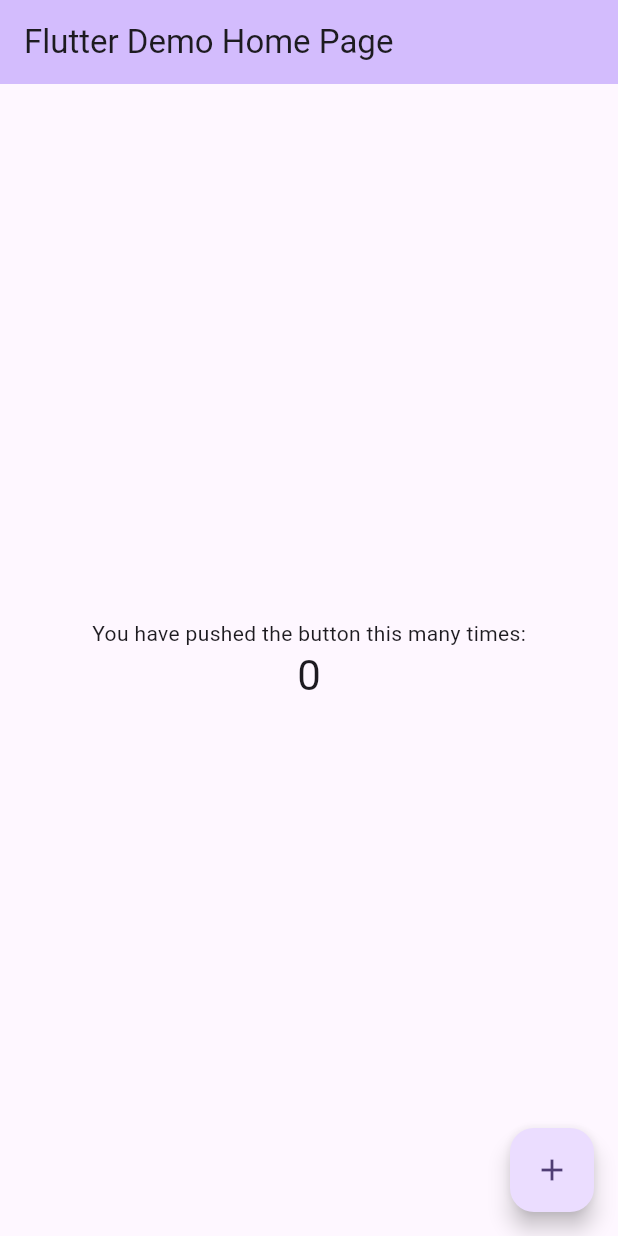
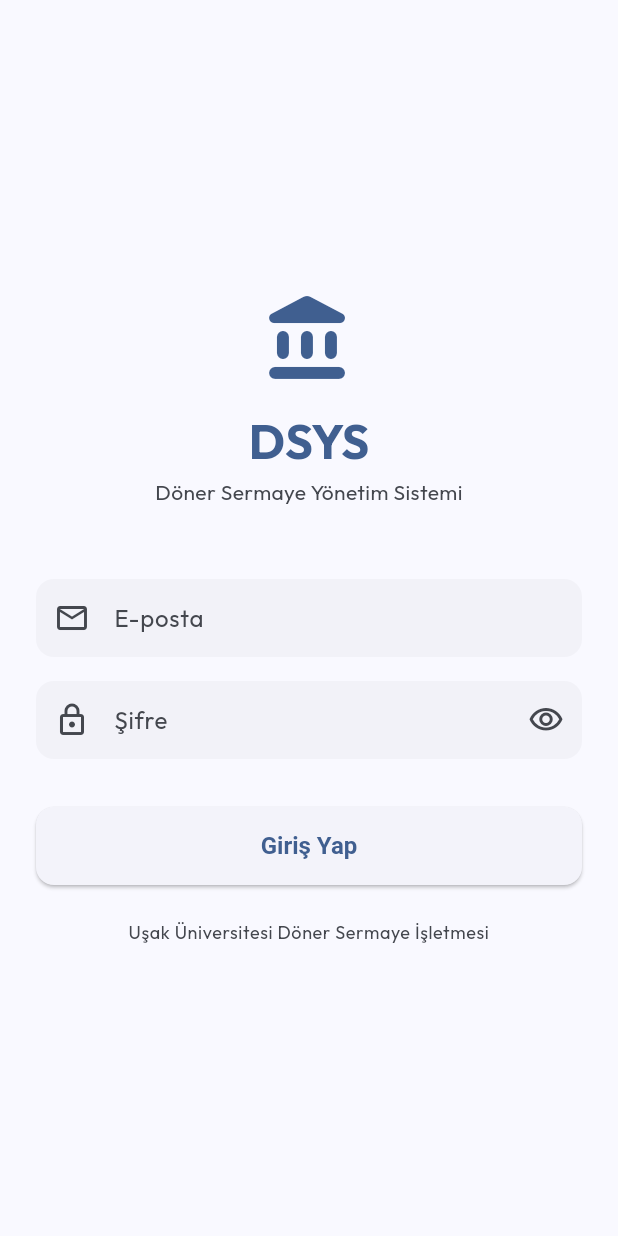
Before and after one commit to leventyildiran/dsys, a Flutter app: the screen it shows after launch, on a phone screen of 412 x 824 dp. Run offline on Flutter 3.47's test engine with Material 3 defaults, Android fonts, the phone set to English and light mode, and no system bars; our stand-ins replace firebase_auth, firebase_core, go_router, google_fonts; accounts and stored records are empty.

Commit message:
feat: Faz 1 - Firebase altyapısı ve kimlik doğrulama kurulumu
- pubspec.yaml: firebase_core, firebase_auth, cloud_firestore, provider, go_router, google_fonts eklendi
- firebase_options.dart: Platform bazlı Firebase yapılandırma placeholder
- theme.dart: Material 3 light/dark tema (Google Fonts Outfit)
- auth_provider.dart: Firebase Auth state yönetimi (email/şifre, Türkçe hata mesajları)
- router.dart: GoRouter ile auth-aware redirect mekanizması
- splash_screen.dart: Yükleme ekranı
- login_screen.dart: Material 3 giriş ekranı (misafir giriş yok)
- main.dart: Firebase init, ChangeNotifierProvider, MaterialApp.router

```diff
--- a/lib/main.dart
+++ b/lib/main.dart
@@ -1,121 +1,59 @@
+import 'package:firebase_core/firebase_core.dart';
 import 'package:flutter/material.dart';
+import 'package:go_router/go_router.dart';
+import 'package:provider/provider.dart';
 
-void main() {
-  runApp(const MyApp());
+import 'firebase_options.dart';
+import 'providers/auth_provider.dart';
+import 'router.dart';
+import 'theme.dart';
+
+Future<void> main() async {
+  WidgetsFlutterBinding.ensureInitialized();
+
+  await Firebase.initializeApp(
+    options: DefaultFirebaseOptions.currentPlatform,
+  );
+
+  runApp(const DSYSApp());
 }
 
-class MyApp extends StatelessWidget {
-  const MyApp({super.key});
+class DSYSApp extends StatefulWidget {
+  const DSYSApp({super.key});
 
-  // This widget is the root of your application.
   @override
-  Widget build(BuildContext context) {
-    return MaterialApp(
-      title: 'Flutter Demo',
-      theme: ThemeData(
-        // This is the theme of your application.
-        //
-        // TRY THIS: Try running your application with "flutter run". You'll see
-        // the application has a purple toolbar. Then, without quitting the app,
-        // try changing the seedColor in the colorScheme below to Colors.green
-        // and then invoke "hot reload" (save your changes or press the "hot
-        // reload" button in a Flutter-supported IDE, or press "r" if you used
-        // the command line to start the app).
-        //
-        // Notice that the counter didn't reset back to zero; the application
-        // state is not lost during the reload. To reset the state, use hot
-        // restart instead.
-        //
-        // This works for code too, not just values: Most code changes can be
-        // tested with just a hot reload.
-        colorScheme: .fromSeed(seedColor: Colors.deepPurple),
-      ),
-      home: const MyHomePage(title: 'Flutter Demo Home Page'),
-    );
-  }
+  State<DSYSApp> createState() => _DSYSAppState();
 }
 
-class MyHomePage extends StatefulWidget {
-  const MyHomePage({super.key, required this.title});
-
-  // This widget is the home page of your application. It is stateful, meaning
-  // that it has a State object (defined below) that contains fields that affect
-  // how it looks.
-
-  // This class is the configuration for the state. It holds the values (in this
-  // case the title) provided by the parent (in this case the App widget) and
-  // used by the build method of the State. Fields in a Widget subclass are
-  // always marked "final".
-
-  final String title;
+class _DSYSAppState extends State<DSYSApp> {
+  late final AuthProvider _authProvider;
+  late final GoRouter _router;
 
   @override
-  State<MyHomePage> createState() => _MyHomePageState();
-}
+  void initState() {
+    super.initState();
+    _authProvider = AuthProvider();
+    _router = AppRouter.router(_authProvider);
+  }
 
-class _MyHomePageState extends State<MyHomePage> {
-  int _counter = 0;
-
-  void _incrementCounter() {
-    setState(() {
-      // This call to setState tells the Flutter framework that something has
-      // changed in this State, which causes it to rerun the build method below
-      // so that the display can reflect the updated values. If we changed
-      // _counter without calling setState(), then the build method would not be
-      // called again, and so nothing would appear to happen.
-      _counter++;
-    });
+  @override
+  void dispose() {
+    _authProvider.dispose();
+    _router.dispose();
+    super.dispose();
   }
 
   @override
   Widget build(BuildContext context) {
-    // This method is rerun every time setState is called, for instance as done
-    // by the _incrementCounter method above.
-    //
-    // The Flutter framework has been optimized to make rerunning build methods
-    // fast, so that you can just rebuild anything that needs updating rather
-    // than having to individually change instances of widgets.
-    return Scaffold(
-      appBar: AppBar(
-        // TRY THIS: Try changing the color here to a specific color (to
-        // Colors.amber, perhaps?) and trigger a hot reload to see the AppBar
-        // change color while the other colors stay the same.
-        backgroundColor: Theme.of(context).colorScheme.inversePrimary,
-        // Here we take the value from the MyHomePage object that was created by
-        // the App.build method, and use it to set our appbar title.
-        title: Text(widget.title),
-      ),
-      body: Center(
-        // Center is a layout widget. It takes a single child and positions it
-        // in the middle of the parent.
-        child: Column(
-          // Column is also a layout widget. It takes a list of children and
-          // arranges them vertically. By default, it sizes itself to fit its
-          // children horizontally, and tries to be as tall as its parent.
-          //
-          // Column has various properties to control how it sizes itself and
-          // how it positions its children. Here we use mainAxisAlignment to
-          // center the children vertically; the main axis here is the vertical
-          // axis because Columns are vertical (the cross axis would be
-          // horizontal).
-          //
-          // TRY THIS: Invoke "debug painting" (choose the "Toggle Debug Paint"
-          // action in the IDE, or press "p" in the console), to see the
-          // wireframe for each widget.
-          mainAxisAlignment: .center,
-          children: [
-            const Text('You have pushed the button this many times:'),
-            Text(
-              '$_counter',
-              style: Theme.of(context).textTheme.headlineMedium,
-            ),
-          ],
-        ),
-      ),
-      floatingActionButton: FloatingActionButton(
-        onPressed: _incrementCounter,
-        tooltip: 'Increment',
-        child: const Icon(Icons.add),
+    return ChangeNotifierProvider.value(
+      value: _authProvider,
+      child: MaterialApp.router(
+        title: 'DSYS - Döner Sermaye Yönetim Sistemi',
+        debugShowCheckedModeBanner: false,
+        theme: DSYSTheme.lightTheme,
+        darkTheme: DSYSTheme.darkTheme,
+        themeMode: ThemeMode.system,
+        routerConfig: _router,
       ),
     );
   }
--- /dev/null
+++ b/lib/providers/auth_provider.dart
@@ -0,0 +1,114 @@
+import 'dart:async';
+
+import 'package:firebase_auth/firebase_auth.dart';
+import 'package:flutter/foundation.dart';
+
+/// Firebase Authentication durumunu yöneten Provider.
+///
+/// Auth durumunu dinler, giriş/çıkış işlemlerini yönetir ve
+/// hata durumlarını kullanıcı dostu mesajlara dönüştürür.
+class AuthProvider extends ChangeNotifier {
+  AuthProvider({FirebaseAuth? firebaseAuth})
+      : _auth = firebaseAuth ?? FirebaseAuth.instance {
+    _authSubscription = _auth.authStateChanges().listen(_onAuthStateChanged);
+  }
+
+  final FirebaseAuth _auth;
+  StreamSubscription<User?>? _authSubscription;
+
+  User? _user;
+  bool _isLoading = true;
+  String? _errorMessage;
+
+  /// Mevcut oturum açmış kullanıcı. Null ise oturum yok.
+  User? get user => _user;
+
+  /// Kimlik doğrulama işlemi devam ediyor mu?
+  bool get isLoading => _isLoading;
+
+  /// Son hata mesajı (kullanıcı dostu, Türkçe).
+  String? get errorMessage => _errorMessage;
+
+  /// Kullanıcı oturum açmış mı?
+  bool get isAuthenticated => _user != null;
+
+  void _onAuthStateChanged(User? user) {
+    _user = user;
+    _isLoading = false;
+    notifyListeners();
+  }
+
+  /// E-posta ve şifre ile giriş yapar.
+  ///
+  /// Başarılı olursa `true`, hata oluşursa `false` döner.
+  /// Hata mesajı [errorMessage] üzerinden okunabilir.
+  Future<bool> signInWithEmailAndPassword({
+    required String email,
+    required String password,
+  }) async {
+    try {
+      _isLoading = true;
+      _errorMessage = null;
+      notifyListeners();
+
+      await _auth.signInWithEmailAndPassword(
+        email: email.trim(),
+        password: password,
+      );
+      return true;
+    } on FirebaseAuthException catch (e) {
+      _errorMessage = _mapAuthError(e.code);
+      return false;
+    } catch (e) {
+      _errorMessage = 'Beklenmeyen bir hata oluştu. Lütfen tekrar deneyin.';
+      return false;
+    } finally {
+      _isLoading = false;
+      notifyListeners();
+    }
+  }
+
+  /// Oturumu kapatır.
+  Future<void> signOut() async {
+    try {
+      await _auth.signOut();
+    } catch (e) {
+      _errorMessage = 'Çıkış yapılırken bir hata oluştu.';
+      notifyListeners();
+    }
+  }
+
+  /// Hata mesajını temizler.
+  void clearError() {
+    _errorMessage = null;
+    notifyListeners();
+  }
+
+  /// Firebase Auth hata kodlarını Türkçe kullanıcı dostu mesajlara çevirir.
+  String _mapAuthError(String code) {
+    switch (code) {
+      case 'user-not-found':
+        return 'Bu e-posta adresine ait bir hesap bulunamadı.';
+      case 'wrong-password':
+        return 'Girilen şifre hatalı.';
+      case 'invalid-email':
+        return 'Geçersiz e-posta adresi.';
+      case 'user-disabled':
+        return 'Bu hesap devre dışı bırakılmıştır. Yönetici ile iletişime geçin.';
+      case 'too-many-requests':
+        return 'Çok fazla başarısız deneme. Lütfen bir süre bekleyip tekrar deneyin.';
+      case 'invalid-credential':
+        return 'E-posta veya şifre hatalı.';
+      case 'network-request-failed':
+        return 'İnternet bağlantınızı kontrol edin.';
+      default:
+        return 'Giriş yapılamadı. Lütfen tekrar deneyin.';
+    }
+  }
+
+  @override
+  void dispose() {
+    _authSubscription?.cancel();
+    super.dispose();
+  }
+}
--- /dev/null
+++ b/lib/router.dart
@@ -0,0 +1,109 @@
+import 'package:flutter/material.dart';
+import 'package:go_router/go_router.dart';
+import 'package:provider/provider.dart';
+
+import 'providers/auth_provider.dart';
+import 'screens/login_screen.dart';
+import 'screens/splash_screen.dart';
+
+/// DSYS uygulama yönlendirici yapılandırması.
+///
+/// Auth durumuna göre otomatik redirect uygular:
+/// - Yükleme durumundaysa → splash
+/// - Oturum açılmamışsa → login
+/// - Oturum açılmışsa → dashboard
+class AppRouter {
+  AppRouter._();
+
+  static final GlobalKey<NavigatorState> _rootNavigatorKey =
+      GlobalKey<NavigatorState>(debugLabel: 'root');
+
+  static GoRouter router(AuthProvider authProvider) {
+    return GoRouter(
+      navigatorKey: _rootNavigatorKey,
+      initialLocation: '/splash',
+      refreshListenable: authProvider,
+      redirect: (BuildContext context, GoRouterState state) {
+        final isLoading = authProvider.isLoading;
+        final isAuthenticated = authProvider.isAuthenticated;
+        final currentLocation = state.matchedLocation;
+
+        // Yükleme sırasında splash'ta kal
+        if (isLoading) {
+          return currentLocation == '/splash' ? null : '/splash';
+        }
+
+        // Oturum açılmamışsa login'e yönlendir
+        if (!isAuthenticated) {
+          return currentLocation == '/login' ? null : '/login';
+        }
+
+        // Oturum açıksa ve hala splash/login'deyse dashboard'a yönlendir
+        if (currentLocation == '/splash' || currentLocation == '/login') {
+          return '/dashboard';
+        }
+
+        return null;
+      },
+      routes: <RouteBase>[
+        GoRoute(
+          path: '/splash',
+          builder: (context, state) => const SplashScreen(),
+        ),
+        GoRoute(
+          path: '/login',
+          builder: (context, state) => const LoginScreen(),
+        ),
+        GoRoute(
+          path: '/dashboard',
+          builder: (context, state) => const _DashboardPlaceholder(),
+        ),
+      ],
+    );
+  }
+}
+
+/// Dashboard ekranı için geçici placeholder widget.
+/// Faz 2'de gerçek dashboard ile değiştirilecektir.
+class _DashboardPlaceholder extends StatelessWidget {
+  const _DashboardPlaceholder();
+
+  @override
+  Widget build(BuildContext context) {
+    final authProvider = context.read<AuthProvider>();
+    return Scaffold(
+      appBar: AppBar(
+        title: const Text('DSYS - Döner Sermaye Yönetim Sistemi'),
+        actions: [
+          IconButton(
+            icon: const Icon(Icons.logout),
+            tooltip: 'Çıkış Yap',
+            onPressed: () => authProvider.signOut(),
+          ),
+        ],
+      ),
+      body: Center(
+        child: Column(
+          mainAxisAlignment: MainAxisAlignment.center,
+          children: [
+            Icon(
+              Icons.dashboard_rounded,
+              size: 64,
+              color: Theme.of(context).colorScheme.primary,
+            ),
+            const SizedBox(height: 16),
+            Text(
+              'Hoş Geldiniz!',
+              style: Theme.of(context).textTheme.headlineMedium,
+            ),
+            const SizedBox(height: 8),
+            Text(
+              authProvider.user?.email ?? '',
+              style: Theme.of(context).textTheme.bodyLarge,
+            ),
+          ],
+        ),
+      ),
+    );
+  }
+}
--- /dev/null
+++ b/lib/screens/login_screen.dart
@@ -0,0 +1,201 @@
+import 'package:flutter/material.dart';
+import 'package:provider/provider.dart';
+
+import '../providers/auth_provider.dart';
+
+/// Material 3 tasarımlı giriş ekranı.
+///
+/// Sadece e-posta/şifre ile giriş desteklenir.
+/// Misafir (guest/anonim) giriş kesinlikle yoktur.
+class LoginScreen extends StatefulWidget {
+  const LoginScreen({super.key});
+
+  @override
+  State<LoginScreen> createState() => _LoginScreenState();
+}
+
+class _LoginScreenState extends State<LoginScreen> {
+  final _formKey = GlobalKey<FormState>();
+  final _emailController = TextEditingController();
+  final _passwordController = TextEditingController();
+  final _emailFocusNode = FocusNode();
+  final _passwordFocusNode = FocusNode();
+
+  bool _obscurePassword = true;
+
+  @override
+  void dispose() {
+    _emailController.dispose();
+    _passwordController.dispose();
+    _emailFocusNode.dispose();
+    _passwordFocusNode.dispose();
+    super.dispose();
+  }
+
+  Future<void> _handleLogin() async {
+    if (!_formKey.currentState!.validate()) return;
+
+    final authProvider = context.read<AuthProvider>();
+    authProvider.clearError();
+
+    final success = await authProvider.signInWithEmailAndPassword(
+      email: _emailController.text,
+      password: _passwordController.text,
+    );
+
+    if (!mounted) return;
+
+    if (!success && authProvider.errorMessage != null) {
+      ScaffoldMessenger.of(context).showSnackBar(
+        SnackBar(
+          content: Text(authProvider.errorMessage!),
+          behavior: SnackBarBehavior.floating,
+          backgroundColor: Theme.of(context).colorScheme.error,
+        ),
+      );
+    }
+  }
+
+  @override
+  Widget build(BuildContext context) {
+    final colorScheme = Theme.of(context).colorScheme;
+
+    return Scaffold(
+      body: SafeArea(
+        child: Center(
+          child: SingleChildScrollView(
+            padding: const EdgeInsets.symmetric(horizontal: 24),
+            child: ConstrainedBox(
+              constraints: const BoxConstraints(maxWidth: 400),
+              child: Form(
+                key: _formKey,
+                child: Column(
+                  mainAxisAlignment: MainAxisAlignment.center,
+                  crossAxisAlignment: CrossAxisAlignment.stretch,
+                  children: [
+                    // Logo ve başlık
+                    Icon(
+                      Icons.account_balance_rounded,
+                      size: 64,
+                      color: colorScheme.primary,
+                    ),
+                    const SizedBox(height: 16),
+                    Text(
+                      'DSYS',
+                      textAlign: TextAlign.center,
+                      style:
+                          Theme.of(context).textTheme.headlineLarge?.copyWith(
+                                fontWeight: FontWeight.bold,
+                                color: colorScheme.primary,
+                              ),
+                    ),
+                    const SizedBox(height: 4),
+                    Text(
+                      'Döner Sermaye Yönetim Sistemi',
+                      textAlign: TextAlign.center,
+                      style: Theme.of(context).textTheme.bodyMedium?.copyWith(
+                            color: colorScheme.onSurfaceVariant,
+                          ),
+                    ),
+                    const SizedBox(height: 48),
+
+                    // E-posta alanı
+                    TextFormField(
+                      controller: _emailController,
+                      focusNode: _emailFocusNode,
+                      keyboardType: TextInputType.emailAddress,
+                      textInputAction: TextInputAction.next,
+                      autofillHints: const [AutofillHints.email],
+                      decoration: const InputDecoration(
+                        labelText: 'E-posta',
+                        prefixIcon: Icon(Icons.email_outlined),
+                      ),
+                      validator: (value) {
+                        if (value == null || value.trim().isEmpty) {
+                          return 'E-posta adresi gereklidir.';
+                        }
+                        if (!value.contains('@')) {
+                          return 'Geçerli bir e-posta adresi girin.';
+                        }
+                        return null;
+                      },
+                      onFieldSubmitted: (_) {
+                        _passwordFocusNode.requestFocus();
+                      },
+                    ),
+                    const SizedBox(height: 16),
+
+                    // Şifre alanı
+                    TextFormField(
+                      controller: _passwordController,
+                      focusNode: _passwordFocusNode,
+                      obscureText: _obscurePassword,
+                      textInputAction: TextInputAction.done,
+                      autofillHints: const [AutofillHints.password],
+                      decoration: InputDecoration(
+                        labelText: 'Şifre',
+                        prefixIcon: const Icon(Icons.lock_outlined),
+                        suffixIcon: IconButton(
+                          icon: Icon(
+                            _obscurePassword
+                                ? Icons.visibility_outlined
+                                : Icons.visibility_off_outlined,
+                          ),
+                          onPressed: () {
+                            setState(() {
+                              _obscurePassword = !_obscurePassword;
+                            });
+                          },
+                        ),
+                      ),
+                      validator: (value) {
+                        if (value == null || value.isEmpty) {
+                          return 'Şifre gereklidir.';
+                        }
+                        if (value.length < 6) {
+                          return 'Şifre en az 6 karakter olmalıdır.';
+                        }
+                        return null;
+                      },
+                      onFieldSubmitted: (_) => _handleLogin(),
+                    ),
+                    const SizedBox(height: 32),
+
+                    // Giriş butonu
+                    Selector<AuthProvider, bool>(
+                      selector: (_, provider) => provider.isLoading,
+                      builder: (context, isLoading, child) {
+                        return ElevatedButton(
+                          onPressed: isLoading ? null : _handleLogin,
+                          child: isLoading
+                              ? const SizedBox(
+                                  height: 20,
+                                  width: 20,
+                                  child: CircularProgressIndicator(
+                                    strokeWidth: 2,
+                                  ),
+                                )
+                              : const Text('Giriş Yap'),
+                        );
+                      },
+                    ),
+                    const SizedBox(height: 24),
+
+                    // Bilgi notu
+                    Text(
+                      'Uşak Üniversitesi Döner Sermaye İşletmesi',
+                      textAlign: TextAlign.center,
+                      style: Theme.of(context).textTheme.bodySmall?.copyWith(
+                            color: colorScheme.onSurfaceVariant,
+                          ),
+                    ),
+                  ],
+                ),
+              ),
+            ),
+          ),
+        ),
+      ),
+    );
+  }
+}
--- /dev/null
+++ b/lib/theme.dart
@@ -0,0 +1,106 @@
+import 'package:flutter/material.dart';
+import 'package:google_fonts/google_fonts.dart';
+
+/// DSYS Uygulama Tema Yapılandırması
+/// Material 3 renk paleti ve Google Fonts entegrasyonu.
+class DSYSTheme {
+  DSYSTheme._();
+
+  static const Color _seedColor = Color(0xFF1565C0); // Kurumsal mavi
+
+  static ThemeData get lightTheme {
+    final colorScheme = ColorScheme.fromSeed(
+      seedColor: _seedColor,
+      brightness: Brightness.light,
+    );
+
+    return ThemeData(
+      useMaterial3: true,
+      colorScheme: colorScheme,
+      textTheme: GoogleFonts.outfitTextTheme(),
+      appBarTheme: AppBarTheme(
+        centerTitle: true,
+        backgroundColor: colorScheme.surface,
+        foregroundColor: colorScheme.onSurface,
+        elevation: 0,
+      ),
+      inputDecorationTheme: InputDecorationTheme(
+        filled: true,
+        fillColor: colorScheme.surfaceContainerHighest.withAlpha(80),
+        border: OutlineInputBorder(
+          borderRadius: BorderRadius.circular(12),
+          borderSide: BorderSide.none,
+        ),
+        focusedBorder: OutlineInputBorder(
+          borderRadius: BorderRadius.circular(12),
+          borderSide: BorderSide(color: colorScheme.primary, width: 2),
+        ),
+        contentPadding: const EdgeInsets.symmetric(
+          horizontal: 16,
+          vertical: 14,
+        ),
+      ),
+      elevatedButtonTheme: ElevatedButtonThemeData(
+        style: ElevatedButton.styleFrom(
+          minimumSize: const Size(double.infinity, 52),
+          shape: RoundedRectangleBorder(
+            borderRadius: BorderRadius.circular(12),
+          ),
+          textStyle: const TextStyle(
+            fontSize: 16,
+            fontWeight: FontWeight.w600,
+          ),
+        ),
+      ),
+    );
+  }
+
+  static ThemeData get darkTheme {
+    final colorScheme = ColorScheme.fromSeed(
+      seedColor: _seedColor,
+      brightness: Brightness.dark,
+    );
+
+    return ThemeData(
+      useMaterial3: true,
+      colorScheme: colorScheme,
+      textTheme: GoogleFonts.outfitTextTheme(
+        ThemeData(brightness: Brightness.dark).textTheme,
+      ),
+      appBarTheme: AppBarTheme(
+        centerTitle: true,
+        backgroundColor: colorScheme.surface,
+        foregroundColor: colorScheme.onSurface,
+        elevation: 0,
+      ),
+      inputDecorationTheme: InputDecorationTheme(
+        filled: true,
+        fillColor: colorScheme.surfaceContainerHighest.withAlpha(80),
+        border: OutlineInputBorder(
+          borderRadius: BorderRadius.circular(12),
+          borderSide: BorderSide.none,
+        ),
+        focusedBorder: OutlineInputBorder(
+          borderRadius: BorderRadius.circular(12),
+          borderSide: BorderSide(color: colorScheme.primary, width: 2),
+        ),
+        contentPadding: const EdgeInsets.symmetric(
+          horizontal: 16,
+          vertical: 14,
+        ),
+      ),
+      elevatedButtonTheme: ElevatedButtonThemeData(
+        style: ElevatedButton.styleFrom(
+          minimumSize: const Size(double.infinity, 52),
+          shape: RoundedRectangleBorder(
+            borderRadius: BorderRadius.circular(12),
+          ),
+          textStyle: const TextStyle(
+            fontSize: 16,
+            fontWeight: FontWeight.w600,
+          ),
+        ),
+      ),
+    );
+  }
+}
```
Also changed, not shown: lib/screens/splash_screen.dart (added, +42 -0 lines), pubspec.yaml (+13 -2 lines), lib/firebase_options.dart (added).
